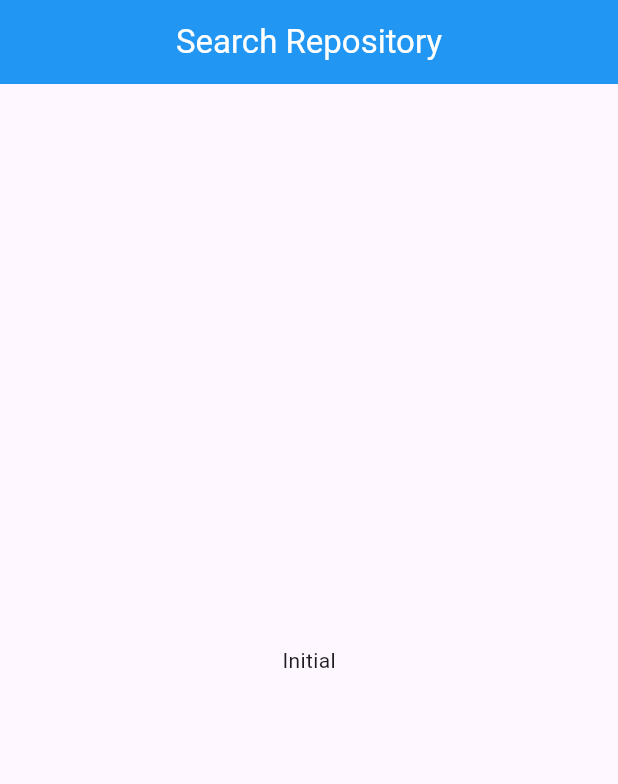
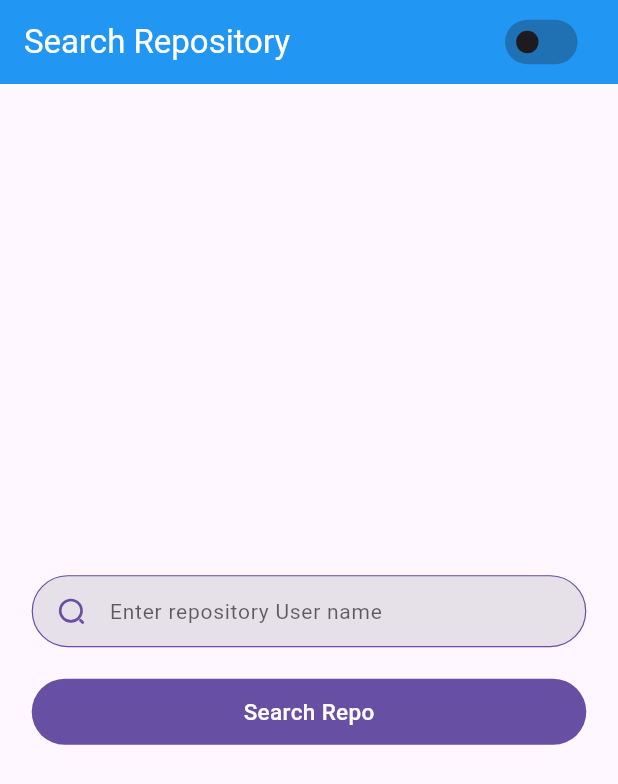
Before and after one commit to royalcourtbd/inilabs_assignment, a Flutter app: the screen it shows after launch, on a phone screen of 412 x 824 dp. Shown: the top 784 px of the screen. Run offline on Flutter 3.47's test engine with Material 3 defaults, Android fonts, the phone set to English and light mode, and no system bars; our stand-ins replace dio, equatable, flutter_svg, fpdart, get, get_it; missing offline and left inert: talker_logger.

Commit message:
feat(initial): Add search input field and button 🚀
- Implement UI for initial page with search input.

```diff
--- a/lib/core/static/svg_path.dart
+++ b/lib/core/static/svg_path.dart
@@ -2,4 +2,5 @@ class SvgPath {
   SvgPath._();
 
   static const String appLogo = '';
+  static const String icSearch = 'assets/ic_search.svg';
 }
--- a/lib/features/initial/presentation/presenter/initial_presenter.dart
+++ b/lib/features/initial/presentation/presenter/initial_presenter.dart
@@ -1,11 +1,14 @@
-import 'dart:async';
-import 'package:inilabs_assignment/core/base/base_presenter.dart';
+import 'package:inilabs_assignment/core/base/base_export.dart';
 import 'package:inilabs_assignment/core/utility/navigation_helpers.dart';
 import 'package:inilabs_assignment/features/initial/presentation/presenter/initial_ui_state.dart';
 
 class InitialPresenter extends BasePresenter<InitialUiState> {
-  final Obs<InitialUiState> uiState = Obs<InitialUiState>(InitialUiState.empty());
+  final Obs<InitialUiState> uiState = Obs<InitialUiState>(
+    InitialUiState.empty(),
+  );
   InitialUiState get currentUiState => uiState.value;
+
+  final TextEditingController textEditingController = TextEditingController();
 
   @override
   Future<void> addUserMessage(String message) async {
--- a/lib/features/initial/presentation/ui/initial_page.dart
+++ b/lib/features/initial/presentation/ui/initial_page.dart
@@ -1,17 +1,53 @@
 import 'package:flutter/material.dart';
+import 'package:inilabs_assignment/core/di/service_locator.dart';
+import 'package:inilabs_assignment/core/static/svg_path.dart';
+import 'package:inilabs_assignment/core/static/ui_const.dart';
+import 'package:inilabs_assignment/features/initial/presentation/presenter/initial_presenter.dart';
+import 'package:inilabs_assignment/shared/components/app_switch/app_switch.dart';
+import 'package:inilabs_assignment/shared/components/submit_button.dart';
+import 'package:inilabs_assignment/shared/components/user_input_field/src/user_input_field_widget.dart';
 
 class InitialPage extends StatelessWidget {
-  const InitialPage({super.key});
+  InitialPage({super.key});
+
+  final InitialPresenter presenter = locate<InitialPresenter>();
 
   @override
   Widget build(BuildContext context) {
     return Scaffold(
       appBar: AppBar(
         title: Text('Search Repository', style: TextStyle(color: Colors.white)),
-        centerTitle: true,
+
         backgroundColor: Colors.blue,
+        actions: [
+          AppSwitch(
+            initialValue: false,
+            onChanged: (value) {
+              // Handle switch change
+            },
+          ),
+          gapW20,
+        ],
       ),
-      body: Center(child: Text('Initial')),
+      body: Padding(
+        padding: padding20,
+        child: Column(
+          mainAxisAlignment: MainAxisAlignment.center,
+          children: [
+            UserInputField(
+              textEditingController: presenter.textEditingController,
+              prefixIconPath: SvgPath.icSearch,
+              hintText: 'Enter repository User name',
+            ),
+            gapH20,
+            SubmitButton(
+              title: 'Search Repo',
+              textColor: Colors.white,
+              buttonColor: Theme.of(context).primaryColor,
+            ),
+          ],
+        ),
+      ),
     );
   }
 }
--- /dev/null
+++ b/lib/shared/components/app_switch/app_switch.dart
@@ -0,0 +1,2 @@
+export 'src/app_switch_theme.dart';
+export 'src/app_switch_widget.dart';
--- /dev/null
+++ b/lib/shared/components/app_switch/src/app_switch_theme.dart
@@ -0,0 +1,39 @@
+import 'package:flutter/material.dart';
+
+class AppSwitchTheme {
+  final Color? activeTrackColor;
+  final Color? inactiveTrackColor;
+  final Color? activeThumbColor;
+  final Color? inactiveThumbColor;
+  final double scale;
+  final double? trackOutlineWidth;
+  final Color? trackOutlineColor;
+  final MaterialTapTargetSize? materialTapTargetSize;
+
+  const AppSwitchTheme({
+    this.activeTrackColor,
+    this.inactiveTrackColor,
+    this.activeThumbColor,
+    this.inactiveThumbColor,
+    this.scale = 0.7,
+    this.trackOutlineWidth,
+    this.trackOutlineColor,
+    this.materialTapTargetSize,
+  });
+
+  static const AppSwitchTheme compact = AppSwitchTheme(scale: 0.6);
+
+  static const AppSwitchTheme standard = AppSwitchTheme(scale: 0.8);
+
+  static const AppSwitchTheme large = AppSwitchTheme(scale: 1.0);
+
+  static AppSwitchTheme success = AppSwitchTheme(
+    activeTrackColor: Colors.green.withValues(alpha: 0.5),
+    activeThumbColor: Colors.green,
+  );
+
+  static AppSwitchTheme danger = AppSwitchTheme(
+    activeTrackColor: Colors.red.withValues(alpha: 0.5),
+    activeThumbColor: Colors.red,
+  );
+}
--- /dev/null
+++ b/lib/shared/components/app_switch/src/app_switch_widget.dart
@@ -0,0 +1,104 @@
+import 'package:flutter/material.dart';
+
+import 'app_switch_theme.dart';
+
+class AppSwitch extends StatefulWidget {
+  final bool initialValue;
+
+  final ValueChanged<bool>? onChanged;
+
+  final bool enabled;
+
+  final Color? focusColor;
+
+  final Color? hoverColor;
+
+  final double? splashRadius;
+
+  final AppSwitchTheme? switchTheme;
+
+  const AppSwitch({
+    super.key,
+    this.initialValue = false,
+    this.onChanged,
+    this.enabled = true,
+    this.focusColor,
+    this.hoverColor,
+    this.splashRadius,
+    this.switchTheme,
+  });
+
+  @override
+  AppSwitchState createState() => AppSwitchState();
+}
+
+class AppSwitchState extends State<AppSwitch> {
+  late bool _value;
+
+  @override
+  void initState() {
+    super.initState();
+    _value = widget.initialValue;
+  }
+
+  @override
+  void didUpdateWidget(AppSwitch oldWidget) {
+    super.didUpdateWidget(oldWidget);
+    if (oldWidget.initialValue != widget.initialValue) {
+      _value = widget.initialValue;
+    }
+  }
+
+  void _handleChanged(bool? newValue) {
+    if (newValue != null && widget.enabled) {
+      setState(() {
+        _value = newValue;
+      });
+      widget.onChanged?.call(newValue);
+    }
+  }
+
+  @override
+  Widget build(BuildContext context) {
+    final theme = Theme.of(context);
+
+    return Transform.scale(
+      scaleY: widget.switchTheme?.scale ?? 0.93,
+      scaleX: widget.switchTheme?.scale ?? 0.93,
+      child: Switch(
+        value: _value,
+        onChanged: widget.enabled ? _handleChanged : null,
+
+        thumbColor: WidgetStateProperty.resolveWith((states) {
+          if (states.contains(WidgetState.selected)) {
+            return widget.switchTheme?.activeThumbColor ??
+                theme.colorScheme.primary;
+          }
+          return widget.switchTheme?.inactiveThumbColor ??
+              theme.colorScheme.onSurface;
+        }),
+        activeTrackColor:
+            widget.switchTheme?.activeTrackColor ??
+            theme.colorScheme.primary.withValues(alpha: 0.5),
+        inactiveTrackColor:
+            widget.switchTheme?.inactiveTrackColor ??
+            theme.colorScheme.onSurface.withValues(alpha: 0.3),
+        trackOutlineWidth: WidgetStateProperty.all(
+          widget.switchTheme?.trackOutlineWidth ?? 0,
+        ),
+        trackOutlineColor: WidgetStateProperty.resolveWith((states) {
+          if (states.contains(WidgetState.selected)) {
+            return Colors.transparent;
+          }
+          return widget.switchTheme?.trackOutlineColor ?? Colors.transparent;
+        }),
+        materialTapTargetSize:
+            widget.switchTheme?.materialTapTargetSize ??
+            MaterialTapTargetSize.shrinkWrap,
+        focusColor: widget.focusColor,
+        hoverColor: widget.hoverColor,
+        splashRadius: widget.splashRadius,
+      ),
+    );
+  }
+}
--- a/lib/shared/components/submit_button.dart
+++ b/lib/shared/components/submit_button.dart
@@ -10,7 +10,6 @@ class SubmitButton extends StatelessWidget {
     this.textColor,
     this.svgPicture,
     this.buttonHeight,
-    required this.theme,
   });
 
   final String title;
@@ -18,7 +17,7 @@ class SubmitButton extends StatelessWidget {
   final Color buttonColor;
   final Color? textColor;
   final Widget? svgPicture;
-  final ThemeData theme;
+
   final String? fontFamily;
   final double? buttonHeight;
 
@@ -30,6 +29,7 @@ class SubmitButton extends StatelessWidget {
 
   @override
   Widget build(BuildContext context) {
+    final theme = Theme.of(context);
     // Cache theme text style to avoid repeated access
     final baseTextStyle = theme.textTheme.bodyMedium!;
 
--- /dev/null
+++ b/lib/shared/components/user_input_field/src/custom_text_selection_toolbar.dart
@@ -0,0 +1,87 @@
+import 'package:flutter/material.dart';
+
+class CustomTextSelectionToolbar extends StatelessWidget {
+  const CustomTextSelectionToolbar({
+    super.key,
+    required this.anchors,
+    required this.editableTextState,
+  });
+
+  final TextSelectionToolbarAnchors anchors;
+
+  final EditableTextState editableTextState;
+
+  @override
+  Widget build(BuildContext context) {
+    return Stack(
+      children: [
+        Positioned(
+          top: anchors.primaryAnchor.dy - 60,
+          child: Card(
+            child: Row(
+              mainAxisSize: MainAxisSize.min,
+              children: [
+                _buildToolBarButton(
+                  context: context,
+                  label: 'Cut',
+                  onPressed: () {
+                    editableTextState.cutSelection(
+                      SelectionChangedCause.toolbar,
+                    );
+                    _hideToolbar();
+                  },
+                ),
+                _buildToolBarButton(
+                  context: context,
+                  label: 'Copy',
+                  onPressed: () {
+                    editableTextState.copySelection(
+                      SelectionChangedCause.toolbar,
+                    );
+                    _hideToolbar();
+                  },
+                ),
+                _buildToolBarButton(
+                  context: context,
+                  label: 'Paste',
+                  onPressed: () {
+                    editableTextState.pasteText(SelectionChangedCause.toolbar);
+                    _hideToolbar();
+                  },
+                ),
+                _buildToolBarButton(
+                  context: context,
+                  label: 'Select All',
+                  onPressed: () {
+                    editableTextState.selectAll(SelectionChangedCause.toolbar);
+                  },
+                ),
+              ],
+            ),
+          ),
+        ),
+      ],
+    );
+  }
+
+  Widget _buildToolBarButton({
+    required BuildContext context,
+    required String label,
+    required VoidCallback onPressed,
+  }) {
+    return TextSelectionToolbarTextButton(
+      padding: const EdgeInsets.all(12),
+      onPressed: onPressed,
+      child: Text(
+        label,
+        style: Theme.of(
+          context,
+        ).textTheme.labelMedium!.copyWith(color: Colors.black),
+      ),
+    );
+  }
+
+  void _hideToolbar() {
+    ContextMenuController.removeAny();
+  }
+}
--- /dev/null
+++ b/lib/shared/components/user_input_field/src/input_decoration.dart
@@ -0,0 +1,145 @@
+import 'package:flutter/material.dart';
+import 'package:flutter_svg/svg.dart';
+
+InputDecoration userInputDecoration({
+  required BuildContext context,
+  required String hintText,
+  required BorderRadius borderRadius,
+  TextStyle? hintStyle,
+  bool enabled = true,
+  Color? suffixIconColor,
+  String? prefixIconPath,
+  EdgeInsetsGeometry? contentPadding,
+  VoidCallback? onTapSuffixIcon,
+  Color? prefixIconColor,
+  bool showPrefixIcon = true,
+  bool showSuffixIcon = false,
+  double? borderWidth,
+  Color? borderColor,
+  Color? focusedBorderColor,
+  Color? enabledBorderColor,
+  Color? disabledBorderColor,
+  Color? errorBorderColor,
+  Color? focusedErrorBorderColor,
+  Color? fillColor,
+  String? errorText,
+}) {
+  final ThemeData theme = Theme.of(context);
+  final TextTheme textTheme = theme.textTheme;
+
+  return InputDecoration(
+    counterText: '',
+    errorStyle: TextStyle(height: 0, fontSize: 0),
+    counterStyle: TextStyle(height: 0, fontSize: 0),
+
+    enabled: enabled,
+    border: outlineInputBorder(
+      context: context,
+      borderRadius: borderRadius,
+      borderWidth: borderWidth ?? 0.8,
+      borderColor: borderColor ?? Colors.transparent,
+    ),
+    focusedBorder: outlineInputBorder(
+      context: context,
+      borderRadius: borderRadius,
+      borderWidth: borderWidth ?? 0.8,
+      borderColor: focusedBorderColor ?? borderColor ?? Colors.transparent,
+    ),
+
+    enabledBorder: outlineInputBorder(
+      context: context,
+      borderRadius: borderRadius,
+      borderWidth: borderWidth ?? 0.8,
+      borderColor: enabledBorderColor ?? borderColor ?? Colors.transparent,
+    ),
+    disabledBorder: outlineInputBorder(
+      context: context,
+      borderRadius: borderRadius,
+      borderWidth: borderWidth ?? 0.8,
+      borderColor: disabledBorderColor ?? borderColor ?? Colors.transparent,
+    ),
+    errorBorder: outlineInputBorder(
+      context: context,
+      borderRadius: borderRadius,
+      borderWidth: borderWidth ?? 0.8,
+      borderColor: errorBorderColor ?? Colors.red,
+    ),
+    focusedErrorBorder: outlineInputBorder(
+      context: context,
+      borderRadius: borderRadius,
+      borderWidth: borderWidth ?? 0.8,
+      borderColor: focusedErrorBorderColor ?? errorBorderColor ?? Colors.red,
+    ),
+    contentPadding: contentPadding ?? const EdgeInsets.all(5),
+    hintText: hintText,
+    filled: true,
+    fillColor: fillColor ?? theme.inputDecorationTheme.fillColor,
+    hintStyle:
+        hintStyle ??
+        textTheme.labelSmall?.copyWith(
+          fontWeight: FontWeight.w400,
+          fontSize: 14,
+          color: theme.hintColor,
+        ),
+    suffixIcon:
+        showSuffixIcon
+            ? InkWell(
+              onTap: () {
+                if (onTapSuffixIcon != null) {
+                  onTapSuffixIcon();
+                }
+              },
+              child: Padding(
+                padding: const EdgeInsets.all(14),
+                child: Container(
+                  decoration: BoxDecoration(
+                    color: theme.primaryColor.withValues(alpha: 0.2),
+                    shape: BoxShape.circle,
+                  ),
+                  child: Icon(Icons.close, size: 16, color: theme.primaryColor),
+                ),
+              ),
+            )
+            : null,
+    prefixIcon:
+        showPrefixIcon
+            ? (prefixIconPath != null && prefixIconPath.isNotEmpty
+                ? Padding(
+                  padding: const EdgeInsets.fromLTRB(10, 5, 5, 5),
+                  child: SvgPicture.asset(
+                    prefixIconPath,
+                    fit: BoxFit.scaleDown,
+                    height: 22,
+                    width: 22,
+                    colorFilter: ColorFilter.mode(
+                      prefixIconColor ?? theme.primaryColor,
+                      BlendMode.srcIn,
+                    ),
+                  ),
+                )
+                : Padding(
+                  padding: const EdgeInsets.all(5),
+                  child: Icon(
+                    Icons.search,
+                    size: 22,
+                    color: prefixIconColor ?? theme.primaryColor,
+                  ),
+                ))
+            : null,
+  );
+}
+
+OutlineInputBorder outlineInputBorder({
+  required BuildContext context,
+  required BorderRadius borderRadius,
+  double? borderWidth,
+  Color? borderColor,
+}) {
+  return OutlineInputBorder(
+    borderRadius: borderRadius,
+    borderSide: BorderSide(
+      width: borderWidth ?? 0.8,
+      color: borderColor ?? Colors.transparent,
+    ),
+  );
+}
--- /dev/null
+++ b/lib/shared/components/user_input_field/src/user_input_field_widget.dart
@@ -0,0 +1,158 @@
+import 'package:flutter/material.dart';
+import 'package:flutter/services.dart';
+import 'package:inilabs_assignment/shared/components/user_input_field/src/custom_text_selection_toolbar.dart';
+import 'package:inilabs_assignment/shared/components/user_input_field/src/input_decoration.dart';
+
+class UserInputField extends StatelessWidget {
+  const UserInputField({
+    super.key,
+    required this.textEditingController,
+    required this.hintText,
+    this.onTapSuffixIcon,
+    this.showSuffixIcon = false, // Added new parameter
+    this.maxLength = 50,
+    this.textAlign = TextAlign.start,
+    this.showPrefixIcon = true,
+    this.validator,
+    this.onChanged,
+    this.borderRadius,
+    this.prefixIconPath,
+    this.prefixIconColor,
+    this.inputFormatters,
+    this.contentPadding,
+    this.onFieldSubmitted,
+    this.isError = false,
+    this.errorBorderColor,
+    this.focusNode,
+    this.fillColor,
+    this.keyboardType,
+    this.hintStyle,
+    this.borderColor,
+    this.borderWidth,
+    this.focusedBorderColor,
+    this.enabledBorderColor,
+    this.disabledBorderColor,
+    this.suffixIconColor,
+    this.errorText,
+  });
+
+  final TextEditingController textEditingController;
+
+  final String hintText;
+
+  final BorderRadius? borderRadius;
+
+  final void Function(String)? onChanged;
+
+  final void Function(String)? onFieldSubmitted;
+
+  final String? prefixIconPath;
+
+  final Color? prefixIconColor;
+
+  final Color? suffixIconColor;
+
+  final EdgeInsetsGeometry? contentPadding;
+
+  final List<TextInputFormatter>? inputFormatters;
+
+  final bool isError;
+
+  final Color? errorBorderColor;
+
+  final FocusNode? focusNode;
+
+  final Color? fillColor;
+
+  final TextInputType? keyboardType;
+
+  final TextStyle? hintStyle;
+
+  final Color? borderColor;
+
+  final double? borderWidth;
+
+  final Color? focusedBorderColor;
+
+  final Color? enabledBorderColor;
+
+  final Color? disabledBorderColor;
+
+  final VoidCallback? onTapSuffixIcon;
+
+  final bool showPrefixIcon;
+
+  final bool showSuffixIcon; // Added new property
+
+  final int maxLength;
+  final String? Function(String?)? validator;
+  final TextAlign textAlign;
+  final String? errorText;
+
+  @override
+  Widget build(BuildContext context) {
+    final ThemeData theme = Theme.of(context);
+
+    final bool hasLengthFormatter =
+        inputFormatters?.any(
+          (formatter) => formatter is LengthLimitingTextInputFormatter,
+        ) ??
+        false;
+
+    final List<TextInputFormatter> formatters = [
+      if (!hasLengthFormatter) LengthLimitingTextInputFormatter(maxLength),
+      ...(inputFormatters ?? []),
+    ];
+
+    return TextFormField(
+      style: theme.textTheme.titleMedium!.copyWith(fontWeight: FontWeight.w400),
+
+      focusNode: focusNode,
+      textAlign: textAlign,
+      validator: validator,
+      onTapOutside: (event) => FocusScope.of(context).unfocus(),
+      cursorColor: theme.colorScheme.primary,
+      keyboardType: keyboardType ?? TextInputType.text,
+      contextMenuBuilder: (context, editableTextState) {
+        return CustomTextSelectionToolbar(
+          anchors: editableTextState.contextMenuAnchors,
+          editableTextState: editableTextState,
+        );
+      },
+      controller: textEditingController,
+      onChanged: onChanged,
+      onFieldSubmitted: onFieldSubmitted,
+      inputFormatters: formatters,
+      decoration: userInputDecoration(
+        context: context,
+        hintText: hintText,
+
+        contentPadding:
+            contentPadding ??
+            (showPrefixIcon
+                ? const EdgeInsets.only(right: 15)
+                : const EdgeInsets.only(left: 20, right: 15)),
+        prefixIconColor: prefixIconColor ?? theme.colorScheme.primary,
+        prefixIconPath: prefixIconPath ?? '',
+        showPrefixIcon: showPrefixIcon,
+        showSuffixIcon: showSuffixIcon,
+        suffixIconColor: suffixIconColor,
+        onTapSuffixIcon: onTapSuffixIcon,
+
+        fillColor: fillColor ?? theme.inputDecorationTheme.fillColor,
+        borderRadius: borderRadius ?? BorderRadius.circular(25),
+        borderColor: borderColor ?? Theme.of(context).colorScheme.primary,
+        borderWidth: borderWidth,
+        focusedBorderColor: focusedBorderColor ?? borderColor,
+        enabledBorderColor: enabledBorderColor ?? borderColor,
+        disabledBorderColor: disabledBorderColor ?? borderColor,
+        errorBorderColor: isError ? (errorBorderColor ?? Colors.red) : null,
+        focusedErrorBorderColor: isError
+            ? (errorBorderColor ?? Colors.red)
+            : null,
+        hintStyle: hintStyle,
+        errorText: errorText,
+      ),
+    );
+  }
+}
--- /dev/null
+++ b/lib/shared/components/user_input_field/user_input_field.dart
@@ -0,0 +1,2 @@
+export 'src/user_input_field_widget.dart';
+export 'src/custom_text_selection_toolbar.dart';
```
Also changed, not shown: pubspec.yaml (+3 -5 lines), assets/ic_search.svg (added).
